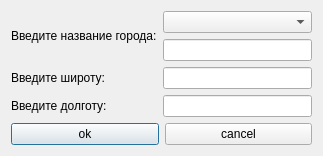
chelovek435/project, file UI/3.ui: the form before one commit.
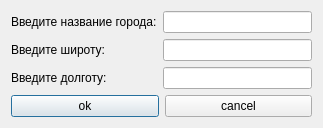
The form after the commit.

The edit to the form file:
```diff
--- a/UI/3.ui
+++ b/UI/3.ui
@@ -7,13 +7,13 @@
     <x>0</x>
     <y>0</y>
     <width>323</width>
-    <height>146</height>
+    <height>124</height>
    </rect>
   </property>
   <property name="windowTitle">
    <string>Dialog</string>
   </property>
-  <layout class="QGridLayout" name="gridLayout">
+  <layout class="QFormLayout" name="formLayout">
    <item row="0" column="0">
     <widget class="QLabel" name="label_3">
      <property name="text">
@@ -22,18 +22,6 @@
     </widget>
    </item>
    <item row="0" column="1">
-    <layout class="QVBoxLayout" name="verticalLayout">
-     <item>
-      <widget class="QComboBox" name="city_combo">
-       <property name="sizePolicy">
-        <sizepolicy hsizetype="Expanding" vsizetype="Expanding">
-         <horstretch>0</horstretch>
-         <verstretch>0</verstretch>
-        </sizepolicy>
-       </property>
-      </widget>
-     </item>
-     <item>
       <widget class="QLineEdit" name="city_edit">
        <property name="sizePolicy">
         <sizepolicy hsizetype="Expanding" vsizetype="Expanding">
@@ -42,8 +30,6 @@
         </sizepolicy>
        </property>
       </widget>
-     </item>
-    </layout>
    </item>
    <item row="1" column="0">
     <widget class="QLabel" name="label">
```
Lines whose indentation alone changed are shown as unchanged.
